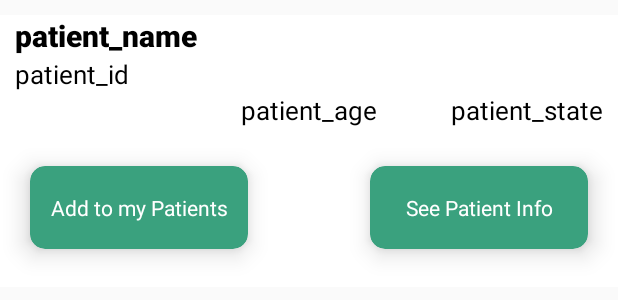
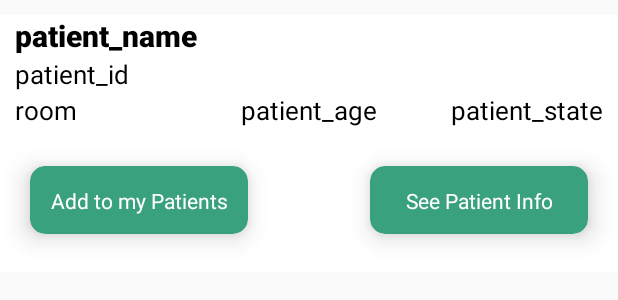
Before and after one commit to btorres136/Obstetric_Hemorrhage, an Android app: the layout patientlist_layout.xml on its own in the app's theme, with its tools: preview values and no code run, on a phone screen of 412 x 824 dp. Shown: the top 300 px of the screen. Run offline under Robolectric (Android 15) with nearby library versions, the phone set to English and light mode, and no system bars.

Commit message:
room added

```diff
--- a/app/src/main/java/com/research/obstetric_hemorrhage/add_patient.java
+++ b/app/src/main/java/com/research/obstetric_hemorrhage/add_patient.java
@@ -33,10 +33,10 @@
             public void onClick(View view) {
                 TextView name = rootView.findViewById(R.id.input_firstName);
                 TextView lname = rootView.findViewById(R.id.input_lastName);
+                TextView room = rootView.findViewById(R.id.input_Room);
                 TextView age = rootView.findViewById(R.id.input_Age);
-                //TextView stage = rootView.findViewById(R.id.input_Stage);
                 main.addtopat(name.getText().toString()+" "+lname.getText().toString(),
-                        age.getText().toString(),text);
+                        age.getText().toString(),text, room.getText().toString());
             }
         });
 
--- a/app/src/main/res/layout/actualpatient_layout.xml
+++ b/app/src/main/res/layout/actualpatient_layout.xml
@@ -60,6 +60,10 @@
         android:layout_marginTop="10dp"
         android:id="@+id/graph_presion_dias"/>
 
+    <TextView
+        android:layout_width="wrap_content"
+        android:layout_height="wrap_content"/>
+
     <com.jjoe64.graphview.GraphView
         android:layout_width="match_parent"
         android:layout_height="200dp"
--- a/app/src/main/res/layout/patientlist_layout.xml
+++ b/app/src/main/res/layout/patientlist_layout.xml
@@ -33,6 +33,16 @@
         android:textSize="17sp" />
 
     <TextView
+        android:id="@+id/room"
+        android:layout_width="wrap_content"
+        android:layout_height="wrap_content"
+        android:layout_below="@+id/patient_id"
+        android:text="room"
+        android:layout_marginLeft="10dp"
+        android:textColor="#000000"
+        android:textSize="17sp"/>
+
+    <TextView
         android:id="@+id/patient_age"
         android:layout_width="wrap_content"
         android:layout_height="wrap_content"
@@ -56,7 +66,7 @@
     <androidx.cardview.widget.CardView
         android:id="@+id/add_mypat"
         android:layout_width="165dp"
-        android:layout_height="86dp"
+        android:layout_height="76dp"
         app:cardBackgroundColor="#3aa17e"
         app:cardCornerRadius="10dp"
         app:cardElevation="10dp"
@@ -93,7 +103,7 @@
     <androidx.cardview.widget.CardView
         android:id="@+id/see_info"
         android:layout_width="165dp"
-        android:layout_height="86dp"
+        android:layout_height="76dp"
         app:cardBackgroundColor="#3aa17e"
         app:cardCornerRadius="10dp"
         app:cardElevation="10dp"
```
Also changed, not shown: app/src/main/java/com/research/obstetric_hemorrhage/MainActivity.java (+7 -2 lines), app/src/main/java/com/research/obstetric_hemorrhage/Patient_Fragment.java (+6 -4 lines), app/src/main/java/com/research/obstetric_hemorrhage/Patients_RecyclerView.java (+6 -1 lines).
